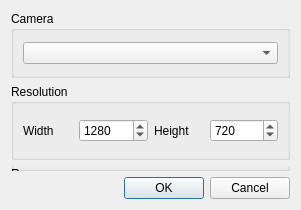
Old version of the form app/ui/exportmoviedialog.ui in the repository pencil2d/pencil.
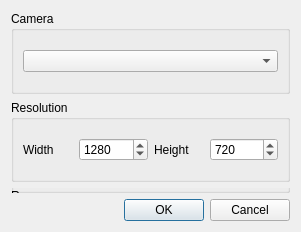
New version of the form.

Commit message: #549 Fix movie cannot export more than 99 frames

```diff
--- a/app/ui/exportmoviedialog.ui
+++ b/app/ui/exportmoviedialog.ui
@@ -7,7 +7,7 @@
     <x>0</x>
     <y>0</y>
     <width>301</width>
-    <height>210</height>
+    <height>232</height>
    </rect>
   </property>
   <property name="sizePolicy">
```
Left out of the diff: 12 changed lines with no effect on the pictures.
